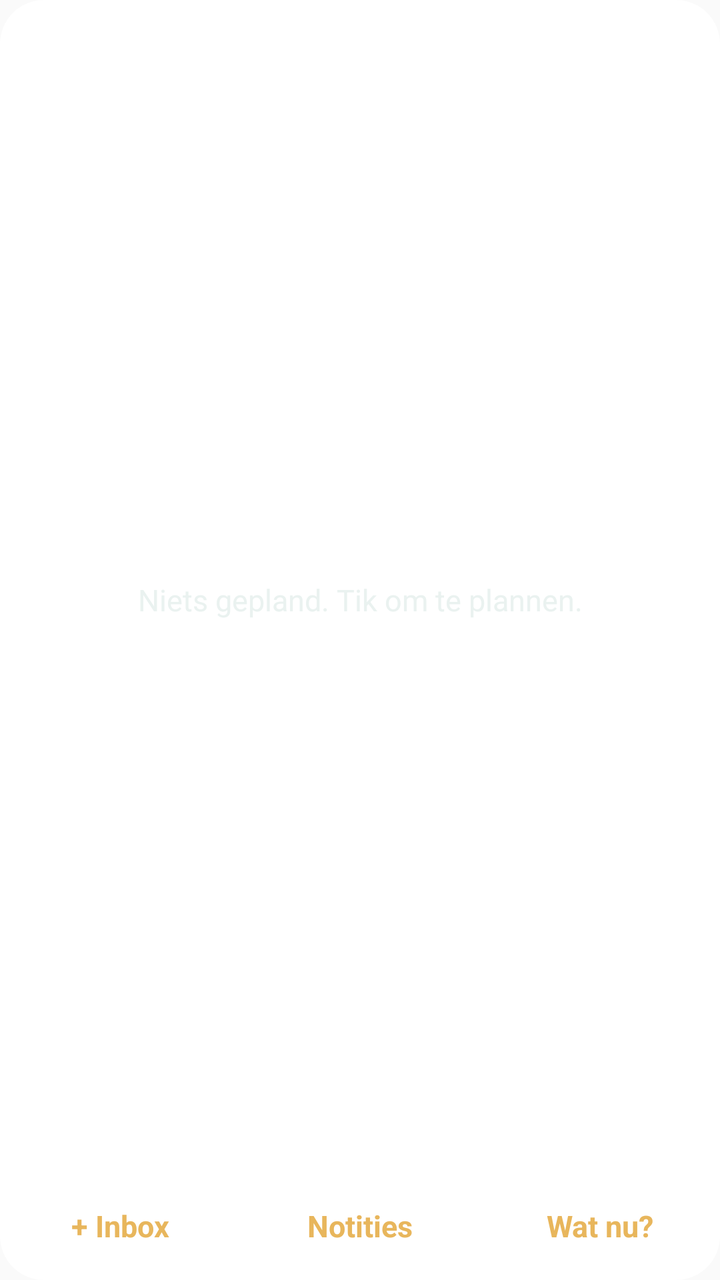
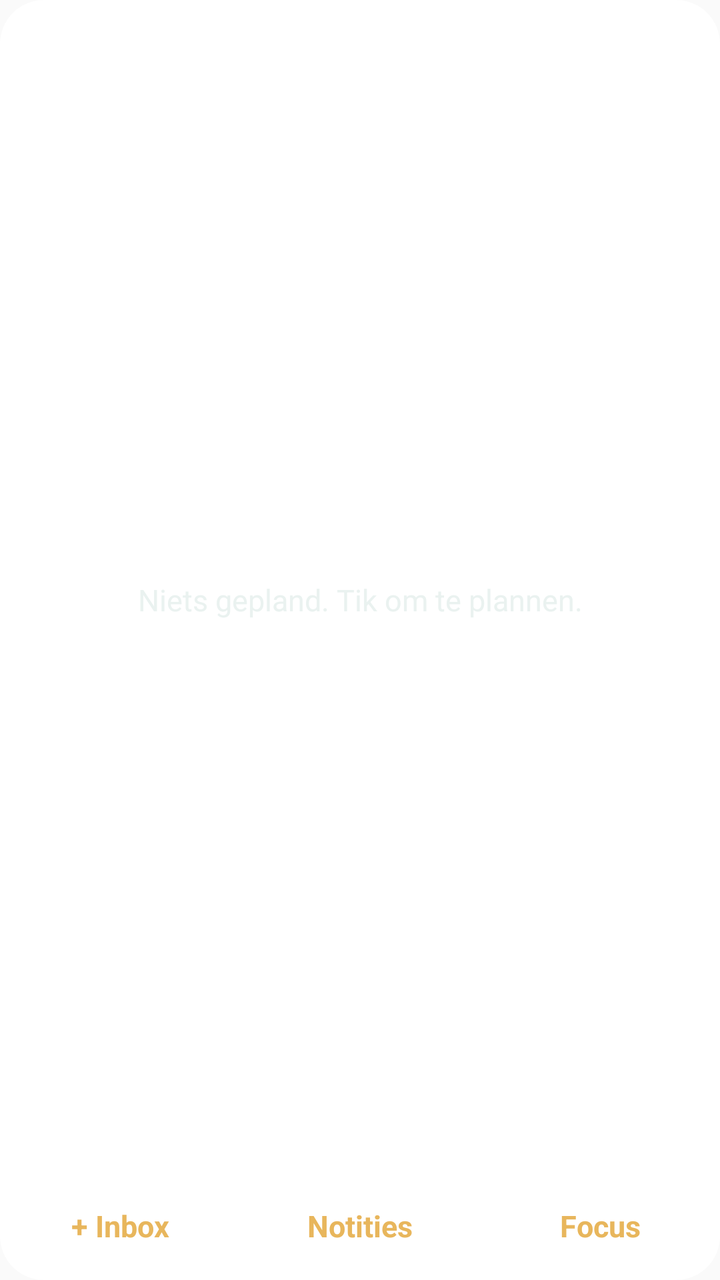

An Android layout rendered at two revisions. The XML below is the earlier revision; the diff shows what the commit changed to produce the second picture.
<!-- AndroidManifest.xml: application theme AppTheme -->
<!-- res/layout/widget_start.xml -->
<?xml version="1.0" encoding="utf-8"?>
<FrameLayout xmlns:android="http://schemas.android.com/apk/res/android"
    android:id="@+id/w_root"
    android:layout_width="match_parent"
    android:layout_height="match_parent">

    <ImageView
        android:id="@+id/w_bg"
        android:layout_width="match_parent"
        android:layout_height="match_parent"
        android:scaleType="fitXY"
        android:src="@drawable/widget_bg_shape" />

    <LinearLayout
        android:layout_width="match_parent"
        android:layout_height="match_parent"
        android:orientation="vertical"
        android:paddingTop="10dp"
        android:paddingBottom="4dp">

        <FrameLayout
            android:layout_width="match_parent"
            android:layout_height="0dp"
            android:layout_weight="1">

            <ListView
                android:id="@+id/w_list"
                android:layout_width="match_parent"
                android:layout_height="match_parent"
                android:divider="@null"
                android:dividerHeight="0dp"
                android:scrollbars="none" />

            <TextView
                android:id="@+id/w_empty"
                android:layout_width="match_parent"
                android:layout_height="match_parent"
                android:gravity="center"
                android:text="Niets gepland. Tik om te plannen."
                android:textColor="#EAF2F0"
                android:textSize="15sp" />
        </FrameLayout>

        <LinearLayout
            android:layout_width="match_parent"
            android:layout_height="46dp"
            android:orientation="horizontal">

            <TextView
                android:id="@+id/w_inbox"
                android:layout_width="0dp"
                android:layout_height="match_parent"
                android:layout_weight="1"
                android:gravity="center"
                android:text="+ Inbox"
                android:textColor="#E8B65C"
                android:textSize="15sp"
                android:textStyle="bold" />

            <TextView
                android:id="@+id/w_notes"
                android:layout_width="0dp"
                android:layout_height="match_parent"
                android:layout_weight="1"
                android:gravity="center"
                android:text="Notities"
                android:textColor="#E8B65C"
                android:textSize="15sp"
                android:textStyle="bold" />

            <TextView
                android:id="@+id/w_focus"
                android:layout_width="0dp"
                android:layout_height="match_parent"
                android:layout_weight="1"
                android:gravity="center"
                android:text="Wat nu?"
                android:textColor="#E8B65C"
                android:textSize="15sp"
                android:textStyle="bold" />
        </LinearLayout>
    </LinearLayout>
</FrameLayout>
<!-- resources referenced by this layout -->
<resources>
  <!-- drawable widget_bg_shape (drawable) -->
  <shape xmlns:android="http://schemas.android.com/apk/res/android" android:shape="rectangle">
      <solid android:color="#FFFFFFFF"/>
      <corners android:radius="22dp"/>
  </shape>
  <style name="AppTheme" parent="Theme.AppCompat.Light.DarkActionBar">
          
          <item name="colorPrimary">@color/colorPrimary</item>
          <item name="colorPrimaryDark">@color/colorPrimaryDark</item>
          <item name="colorAccent">@color/colorAccent</item>
      </style>
</resources>

<!-- the commit's change to res/layout/widget_start.xml (unified diff, before → after) -->
@@ -74,7 +74,7 @@
                 android:layout_height="match_parent"
                 android:layout_weight="1"
                 android:gravity="center"
-                android:text="Wat nu?"
+                android:text="Focus"
                 android:textColor="#E8B65C"
                 android:textSize="15sp"
                 android:textStyle="bold" />
